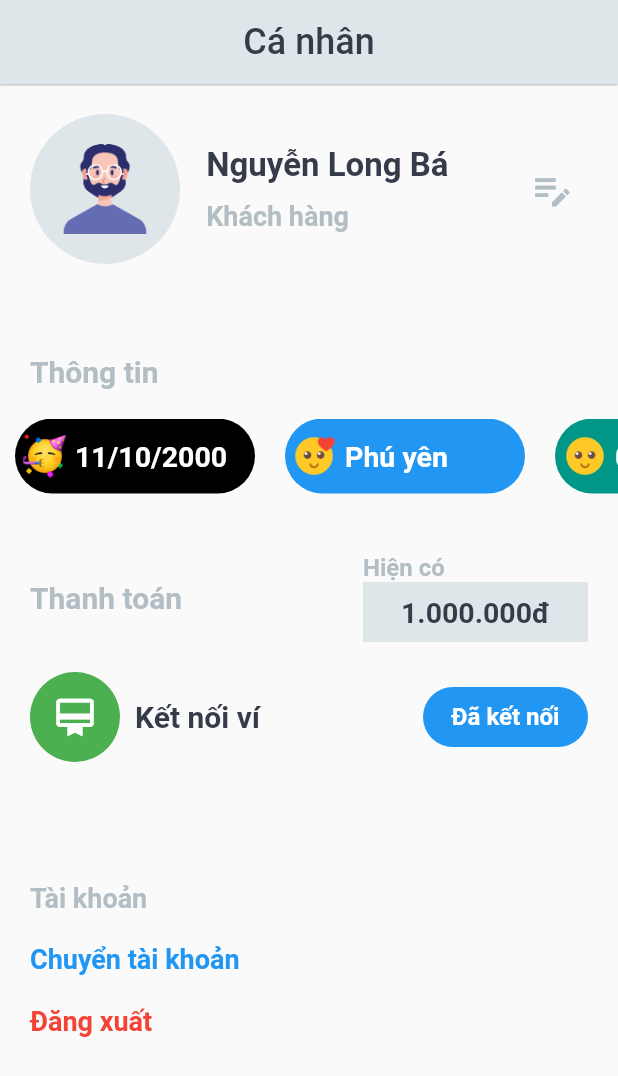
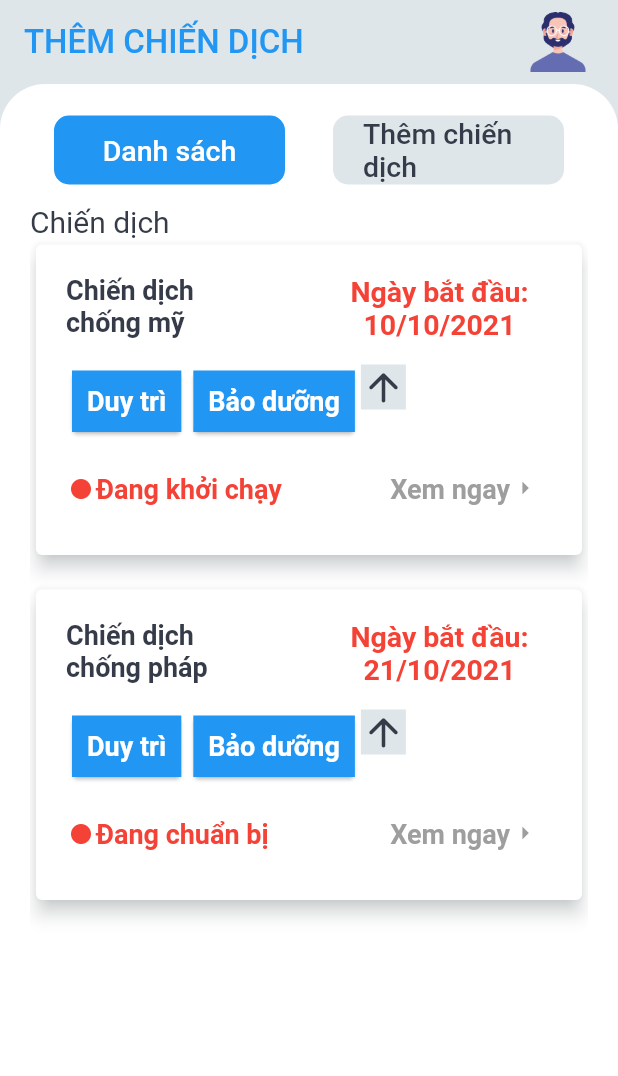
Before and after one commit to nhoaichuong2001/flutter_x, a Flutter app: the screen it shows after launch, on a phone screen of 412 x 824 dp. Shown: the top 1076 px of the screen. Run offline on Flutter 3.47's test engine with Material 2 defaults, Android fonts, the phone set to English and light mode, and no system bars.

Commit message:
view campaign

```diff
--- /dev/null
+++ b/lib/controller/campaignController.dart
@@ -0,0 +1,41 @@
+import 'package:flutter/cupertino.dart';
+import 'package:my_app/models/campaign.dart';
+
+class CampaignController with ChangeNotifier {
+  int page = 0;
+  List<String> lstNote = [];
+  final List<Campaign> lst = [
+    Campaign(
+      name: 'Chiến dịch chống mỹ',
+      note: ['Duy trì', 'Bảo dưỡng'],
+      quantity: 3,
+      dateTime: '10/10/2021',
+      status: 'Đang khởi chạy',
+    ),
+    Campaign(
+      name: 'Chiến dịch chống pháp',
+      note: ['Duy trì', 'Bảo dưỡng'],
+      quantity: 4,
+      dateTime: '21/10/2021',
+      status: 'Đang chuẩn bị',
+    ),
+  ];
+  List<Campaign> get getList => lst;
+  List<String> get getListNote => lstNote;
+  void changePage(index) {
+    page = index;
+    notifyListeners();
+  }
+
+  void createNote(String note) {
+    lstNote.add(note);
+
+    notifyListeners();
+  }
+
+  void createCampaign(Campaign cap) {
+    lst.add(cap);
+    lstNote = [];
+    notifyListeners();
+  }
+}
--- a/lib/main.dart
+++ b/lib/main.dart
@@ -1,4 +1,5 @@
 import 'package:flutter/material.dart';
+import 'package:my_app/views/campaign/main_compaign.dart';
 import 'package:my_app/views/user/user.dart';
 
 void main() {
@@ -17,7 +18,7 @@ class MyApp extends StatelessWidget {
       theme: ThemeData(
         primarySwatch: Colors.blue,
       ),
-      home: const UserPage(),
+      home: const MainCampaign(),
     );
   }
 }
--- /dev/null
+++ b/lib/models/campaign.dart
@@ -0,0 +1,16 @@
+class Campaign {
+  final String name;
+  final int quantity;
+  final String content;
+  final List<String> note;
+  final String dateTime;
+  final String status;
+
+  Campaign(
+      {this.name,
+      this.quantity,
+      this.content,
+      this.note,
+      this.dateTime,
+      this.status});
+}
--- /dev/null
+++ b/lib/views/campaign/main_compaign.dart
@@ -0,0 +1,43 @@
+import 'package:flutter/material.dart';
+import 'package:my_app/constant.dart';
+import 'package:my_app/controller/campaignController.dart';
+import 'package:my_app/views/campaign/widgets/body.dart';
+import 'package:my_app/widgets.dart';
+import 'package:provider/provider.dart';
+
+class MainCampaign extends StatelessWidget {
+  const MainCampaign({Key key}) : super(key: key);
+
+  @override
+  Widget build(BuildContext context) {
+    return ChangeNotifierProvider(
+      create: (context) => CampaignController(),
+      child: DefaultTabController(
+        length: 2,
+        child: Scaffold(
+          backgroundColor: appBarColor,
+          appBar: AppBar(
+            elevation: 0,
+            backgroundColor: appBarColor,
+            title: buildText(
+              text: 'Thêm chiến dịch'.toUpperCase(),
+              size: 22.0,
+              color: Colors.blue,
+            ),
+            actions: <Widget>[
+              Padding(
+                padding: const EdgeInsets.symmetric(horizontal: padding),
+                child: Image.asset(
+                  'assets/icons/human.png',
+                  width: 40,
+                  height: 40,
+                ),
+              ),
+            ],
+          ),
+          body: const BodyMainCampaign(),
+        ),
+      ),
+    );
+  }
+}
--- /dev/null
+++ b/lib/views/campaign/widgets/body.dart
@@ -0,0 +1,117 @@
+import 'package:flutter/material.dart';
+import 'package:my_app/constant.dart';
+import 'package:my_app/controller/campaignController.dart';
+import 'package:my_app/views/campaign/widgets/create.dart';
+import 'package:my_app/views/campaign/widgets/list_campaign.dart';
+import 'package:my_app/widgets.dart';
+import 'package:provider/provider.dart';
+
+class BodyMainCampaign extends StatefulWidget {
+  const BodyMainCampaign({Key key}) : super(key: key);
+
+  @override
+  State<BodyMainCampaign> createState() => _BodyMainCampaignState();
+}
+
+class _BodyMainCampaignState extends State<BodyMainCampaign> {
+  int selectedIndex = 0;
+
+  @override
+  Widget build(BuildContext context) {
+    CampaignController cap = Provider.of<CampaignController>(context);
+    return Container(
+      decoration: const BoxDecoration(
+          color: Colors.white,
+          borderRadius: BorderRadius.only(
+            topLeft: Radius.circular(30.0),
+            topRight: Radius.circular(30.0),
+          )),
+      width: double.infinity,
+      height: double.infinity,
+      child: Padding(
+        padding: const EdgeInsets.all(padding),
+        child: SingleChildScrollView(
+          child: Column(
+            crossAxisAlignment: CrossAxisAlignment.start,
+            children: [
+              Container(
+                decoration: const BoxDecoration(
+                  color: Colors.transparent,
+                  borderRadius: BorderRadius.all(
+                    Radius.circular(10),
+                  ),
+                ),
+                height: 50,
+                width: double.infinity,
+                child: TabBar(
+                  onTap: (index) {
+                    setState(() {
+                      selectedIndex = index;
+                    });
+                  },
+                  indicatorColor: appBarColor,
+                  tabs: [
+                    Tab(
+                      child: Container(
+                        width: MediaQuery.of(context).size.width,
+                        height: MediaQuery.of(context).size.height,
+                        decoration: BoxDecoration(
+                          color:
+                              (selectedIndex == 0) ? Colors.blue : appBarColor,
+                          borderRadius: const BorderRadius.all(
+                            Radius.circular(10),
+                          ),
+                        ),
+                        child: Center(
+                          child: buildText(
+                            text: 'Danh sách',
+                            size: 19.0,
+                            color:
+                                (selectedIndex == 0) ? Colors.white : textColor,
+                          ),
+                        ),
+                      ),
+                    ),
+                    Tab(
+                      child: Container(
+                        padding:
+                            const EdgeInsets.symmetric(horizontal: padding),
+                        width: MediaQuery.of(context).size.width,
+                        height: MediaQuery.of(context).size.height,
+                        decoration: BoxDecoration(
+                          color:
+                              (selectedIndex == 1) ? Colors.blue : appBarColor,
+                          borderRadius: const BorderRadius.all(
+                            Radius.circular(10),
+                          ),
+                        ),
+                        child: Center(
+                          child: buildText(
+                            text: 'Thêm chiến dịch',
+                            size: 19.0,
+                            color:
+                                (selectedIndex == 1) ? Colors.white : textColor,
+                          ),
+                        ),
+                      ),
+                    ),
+                  ],
+                ),
+              ),
+              const SizedBox(
+                width: 400,
+                height: 605,
+                child: TabBarView(
+                  children: [
+                    ListCampaign(),
+                    CreateCampaign(),
+                  ],
+                ),
+              )
+            ],
+          ),
+        ),
+      ),
+    );
+  }
+}
--- /dev/null
+++ b/lib/views/campaign/widgets/list_campaign.dart
@@ -0,0 +1,162 @@
+import 'package:flutter/material.dart';
+import 'package:my_app/constant.dart';
+import 'package:my_app/controller/campaignController.dart';
+import 'package:my_app/widgets.dart';
+import 'package:provider/provider.dart';
+
+class ListCampaign extends StatefulWidget {
+  const ListCampaign({Key key}) : super(key: key);
+
+  @override
+  State<ListCampaign> createState() => _ListCampaignState();
+}
+
+class _ListCampaignState extends State<ListCampaign> {
+  @override
+  Widget build(BuildContext context) {
+    CampaignController cap = Provider.of<CampaignController>(context);
+
+    return Column(
+      crossAxisAlignment: CrossAxisAlignment.start,
+      children: [
+        const SizedBox(height: 10),
+        buildText(text: 'Chiến dịch', size: 20.0, color: textColor),
+        SizedBox(
+          height: 572,
+          child: ListView.separated(
+            itemBuilder: (context, index) => Card(
+              shadowColor: appBarColor,
+              elevation: 5.0,
+              child: Padding(
+                padding: const EdgeInsets.all(20.0),
+                child: Column(
+                  children: [
+                    Row(
+                      mainAxisAlignment: MainAxisAlignment.spaceBetween,
+                      children: [
+                        SizedBox(
+                          width: 120,
+                          height: 50,
+                          child: Text(
+                            cap.getList[index].name,
+                            maxLines: 2,
+                            textAlign: TextAlign.left,
+                            style: const TextStyle(
+                              fontSize: 18.0,
+                              color: textColor,
+                              overflow: TextOverflow.visible,
+                              fontWeight: FontWeight.bold,
+                            ),
+                          ),
+                        ),
+                        SizedBox(
+                          width: 150,
+                          height: 50,
+                          child: Text(
+                            'Ngày bắt đầu: ${cap.getList[index].dateTime}',
+                            maxLines: 3,
+                            textAlign: TextAlign.center,
+                            style: const TextStyle(
+                              fontSize: 19.0,
+                              color: Colors.red,
+                              overflow: TextOverflow.visible,
+                              fontWeight: FontWeight.bold,
+                            ),
+                          ),
+                        )
+                      ],
+                    ),
+                    Padding(
+                      padding:
+                          const EdgeInsets.symmetric(vertical: padding / 2),
+                      child: Row(
+                        crossAxisAlignment: CrossAxisAlignment.start,
+                        children: [
+                          Row(
+                            mainAxisSize: MainAxisSize.min,
+                            children: cap.getList[index].note
+                                .map(
+                                  (e) => Card(
+                                    child: Container(
+                                      padding:
+                                          const EdgeInsets.all(padding / 2),
+                                      color: Colors.blue,
+                                      child: Center(
+                                        child: buildText(
+                                          text: e,
+                                          size: 18.0,
+                                          color: Colors.white,
+                                          weight: FontWeight.bold,
+                                        ),
+                                      ),
+                                    ),
+                                  ),
+                                )
+                                .toList(),
+                          ),
+                          Container(
+                            height: 30,
+                            width: 30,
+                            color: appBarColor,
+                            child: const Center(
+                              child: Icon(
+                                Icons.arrow_upward_rounded,
+                                size: 30.0,
+                                color: textColor,
+                              ),
+                            ),
+                          )
+                        ],
+                      ),
+                    ),
+                    Row(
+                      mainAxisAlignment: MainAxisAlignment.spaceBetween,
+                      children: [
+                        Row(
+                          children: [
+                            const Icon(
+                              Icons.fiber_manual_record,
+                              size: 20,
+                              color: Colors.red,
+                            ),
+                            buildText(
+                              text: cap.getList[index].status,
+                              size: 18.0,
+                              color: Colors.red,
+                              weight: FontWeight.bold,
+                            ),
+                          ],
+                        ),
+                        TextButton(
+                          onPressed: () {},
+                          child: Row(
+                            crossAxisAlignment: CrossAxisAlignment.start,
+                            children: [
+                              buildText(
+                                text: 'Xem ngay',
+                                size: 18.0,
+                                color: Colors.grey,
+                                weight: FontWeight.bold,
+                              ),
+                              const Icon(
+                                Icons.arrow_right_sharp,
+                                size: 20,
+                                color: Colors.grey,
+                              ),
+                            ],
+                          ),
+                        )
+                      ],
+                    )
+                  ],
+                ),
+              ),
+            ),
+            separatorBuilder: (context, index) => const SizedBox(height: 15),
+            itemCount: cap.getList.length,
+          ),
+        ),
+      ],
+    );
+  }
+}
--- a/lib/views/user/widgets/payment.dart
+++ b/lib/views/user/widgets/payment.dart
@@ -50,7 +50,7 @@ class _PaymentState extends State<Payment> {
                   ],
                 ),
                 InkWell(
-                  onTap: () => _showModalBottom(context),
+                  onTap: () => _showModalBottom(context, isCheck),
                   child: Container(
                     height: 40,
                     width: 110,
@@ -76,7 +76,7 @@ class _PaymentState extends State<Payment> {
     );
   }
 
-  Future<dynamic> _showModalBottom(BuildContext context) {
+  Future<dynamic> _showModalBottom(BuildContext context, isCheck) {
     return showModalBottomSheet(
         context: context,
         builder: (context) {
--- a/pubspec.yaml
+++ b/pubspec.yaml
@@ -29,7 +29,7 @@ environment:
 dependencies:
   flutter:
     sdk: flutter
-
+  provider:
   # The following adds the Cupertino Icons font to your application.
   # Use with the CupertinoIcons class for iOS style icons.
   cupertino_icons: ^1.0.2
```
Also changed, not shown: lib/views/campaign/widgets/create.dart (added, +266 -0 lines), pubspec.lock.
